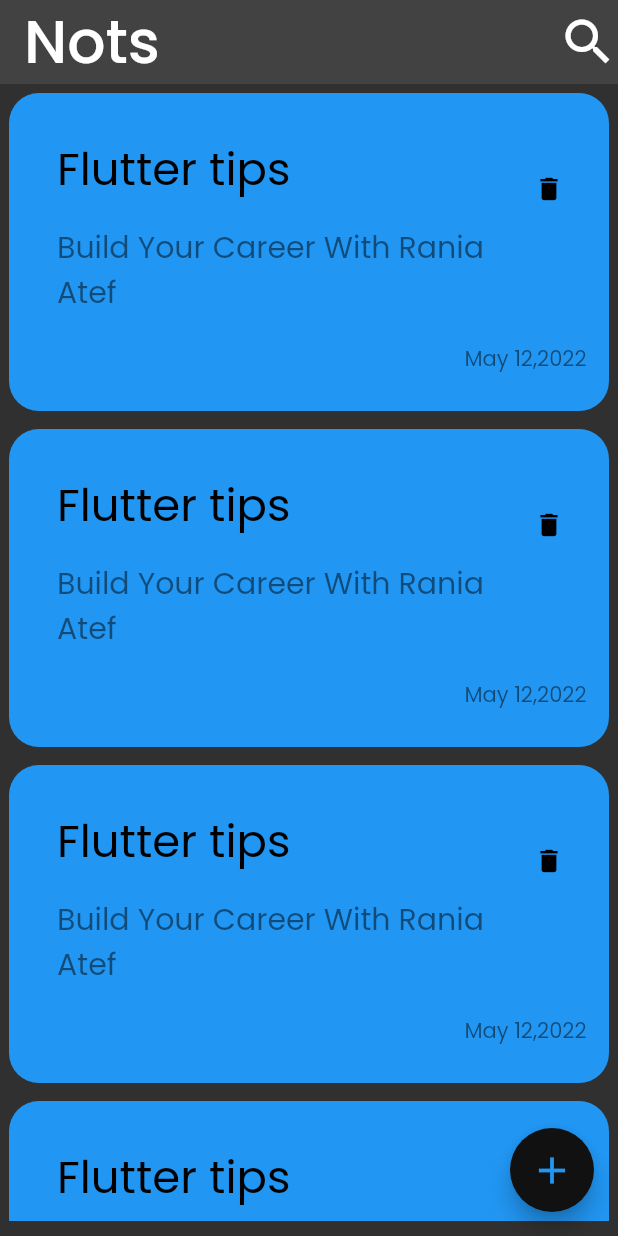
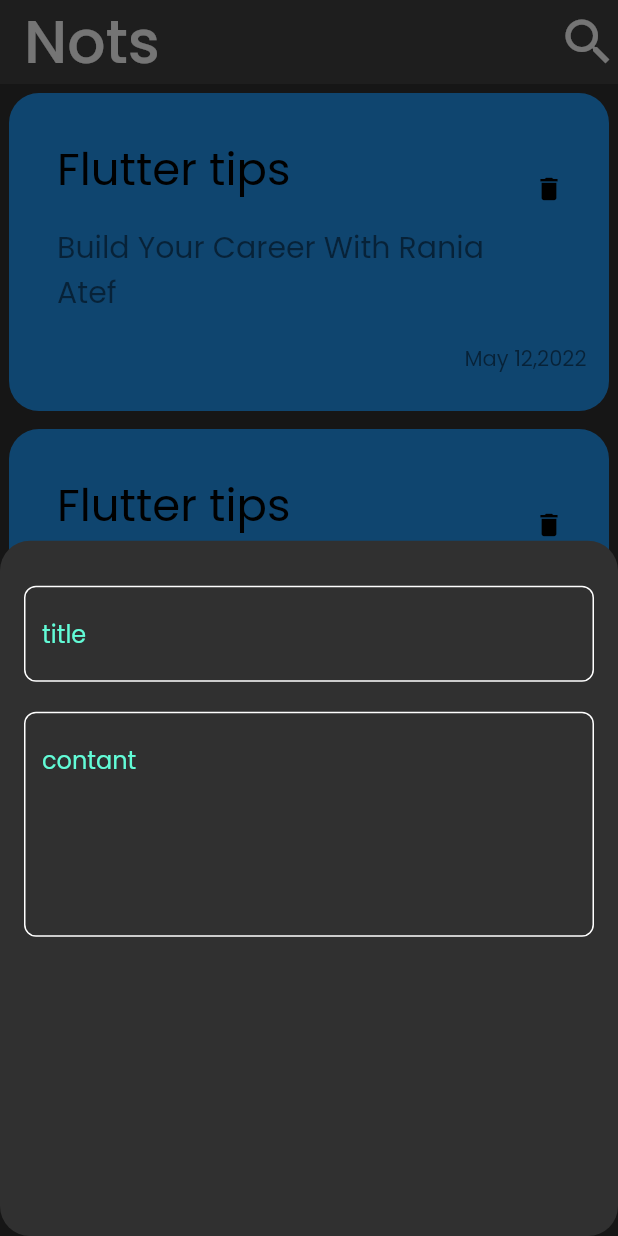
Before and after one commit to RaniaAtef92/notes_app, a Flutter app: the screen it shows after launch, after a tap on the "add" icon, on a phone screen of 412 x 824 dp. Run offline on Flutter 3.47's test engine with Material 2 defaults, Android fonts, the phone set to English and light mode, and no system bars.

Commit message:
creat custom text filed

```diff
--- a/lib/Views/NotesView.dart
+++ b/lib/Views/NotesView.dart
@@ -25,7 +25,15 @@ class NotesView extends StatelessWidget {
         ),
         floatingActionButton: FloatingActionButton(
           backgroundColor: const Color.fromARGB(255, 17, 17, 17),
-          onPressed: (() {}),
+          onPressed: (() {
+            showModalBottomSheet(
+                shape: RoundedRectangleBorder(
+                    borderRadius: BorderRadius.circular(20)),
+                context: context,
+                builder: (context) {
+                  return const NoteBottom();
+                });
+          }),
           child: const Icon(
             Icons.add,
             color: Colors.blue,
--- a/lib/Views/widgets/notes_view_body.dart
+++ b/lib/Views/widgets/notes_view_body.dart
@@ -1,4 +1,5 @@
 import 'package:flutter/material.dart';
+import 'package:note_app/oop/CustomTextfield.dart';
 import 'package:note_app/oop/Customitem.dart';
 
 class NotesViewBody extends StatelessWidget {
@@ -12,7 +13,6 @@ class NotesViewBody extends StatelessWidget {
           child: Padding(
             padding: const EdgeInsets.only(bottom: 10),
             child: ListView.builder(
-
               itemBuilder: (context, index) => CustomItem(color: Colors.blue),
             ),
           ),
@@ -21,3 +21,26 @@ class NotesViewBody extends StatelessWidget {
     );
   }
 }
+
+class NoteBottom extends StatelessWidget {
+  const NoteBottom({super.key});
+
+  @override
+  Widget build(BuildContext context) {
+    return Padding(
+      padding: const EdgeInsets.symmetric(horizontal: 16),
+      child: Column(
+        children: const [
+          SizedBox(height: 20),
+          CustomTextField(
+            hint: 'title',
+          ),
+          CustomTextField(
+            hint: 'contant',
+            maxlins: 5,
+          ),
+        ],
+      ),
+    );
+  }
+}
--- /dev/null
+++ b/lib/constants.dart
@@ -0,0 +1,3 @@
+import 'package:flutter/cupertino.dart';
+
+const kPrimaryColor = Color(0xff62FCD7);
--- /dev/null
+++ b/lib/oop/CustomTextfield.dart
@@ -0,0 +1,28 @@
+import 'package:flutter/material.dart';
+import 'package:note_app/constants.dart';
+
+class CustomTextField extends StatelessWidget {
+  const CustomTextField({super.key, required this.hint, this.maxlins = 1});
+  final String hint;
+  final int maxlins;
+
+  @override
+  Widget build(BuildContext context) {
+    return Padding(
+      padding: const EdgeInsets.symmetric(vertical: 10),
+      child: TextField(
+          maxLines: maxlins,
+          cursorColor: kPrimaryColor,
+          decoration: InputDecoration(
+            hintText: hint,
+            hintStyle: const TextStyle(color: kPrimaryColor),
+            enabledBorder: OutlineInputBorder(
+                borderRadius: BorderRadius.circular(8),
+                borderSide: const BorderSide(color: Colors.white)),
+            focusedBorder: OutlineInputBorder(
+                borderRadius: BorderRadius.circular(8),
+                borderSide: const BorderSide(color: kPrimaryColor)),
+          )),
+    );
+  }
+}
```
